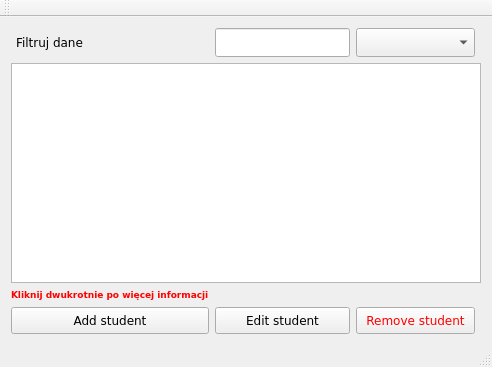
Before: the Qt Designer form Katalog_JIPP_Project/Katalog_JIPP_Project.ui in xpawelek/AcademicRecordsManager, drawn with Qt 5.
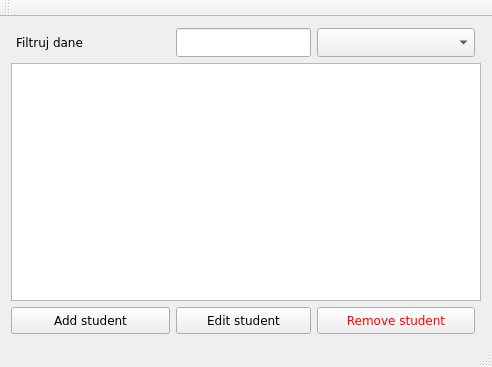
After: the same form once the commit is applied.

Commit message: removing label

The edit to the form file:
```diff
--- a/Katalog_JIPP_Project/Katalog_JIPP_Project.ui
+++ b/Katalog_JIPP_Project/Katalog_JIPP_Project.ui
@@ -33,7 +33,7 @@
         </property>
        </widget>
       </item>
-      <item row="3" column="6">
+      <item row="2" column="6">
        <widget class="QPushButton" name="removeStudent_button">
         <property name="enabled">
          <bool>true</bool>
@@ -65,25 +65,6 @@
        </widget>
       </item>
       <item row="2" column="0">
-       <widget class="QLabel" name="label">
-        <property name="font">
-         <font>
-          <pointsize>7</pointsize>
-          <bold>true</bold>
-         </font>
-        </property>
-        <property name="styleSheet">
-         <string notr="true">color:red; text-weight:bold</string>
-        </property>
-        <property name="text">
-         <string>&lt;span style = 'font-family: verdana; text-weight: 500; font-size: 8'&gt;Kliknij dwukrotnie po więcej informacji&lt;/span&gt;</string>
-        </property>
-        <property name="margin">
-         <number>5</number>
-        </property>
-       </widget>
-      </item>
-      <item row="3" column="0">
        <widget class="QPushButton" name="addStudent_button">
         <property name="sizePolicy">
          <sizepolicy hsizetype="Expanding" vsizetype="Fixed">
@@ -104,27 +85,20 @@
         </property>
        </widget>
       </item>
-      <item row="3" column="1" colspan="5">
-       <widget class="QPushButton" name="editStudent_button">
-        <property name="enabled">
-         <bool>true</bool>
-        </property>
+      <item row="1" column="0" colspan="8">
+       <widget class="QListWidget" name="listWidget">
         <property name="sizePolicy">
-         <sizepolicy hsizetype="Expanding" vsizetype="Fixed">
+         <sizepolicy hsizetype="Expanding" vsizetype="Expanding">
           <horstretch>0</horstretch>
           <verstretch>0</verstretch>
          </sizepolicy>
         </property>
-        <property name="font">
-         <font>
-          <family>Verdana</family>
-         </font>
-        </property>
+       </widget>
+      </item>
+      <item row="0" column="1" colspan="5">
+       <widget class="QLineEdit" name="filtrowanie_lineEdit">
         <property name="styleSheet">
-         <string notr="true">padding:5</string>
-        </property>
-        <property name="text">
-         <string>Edit student</string>
+         <string notr="true">font-family: verdana; padding: 5</string>
         </property>
        </widget>
       </item>
@@ -138,10 +112,27 @@
         </property>
        </widget>
       </item>
-      <item row="0" column="1" colspan="5">
-       <widget class="QLineEdit" name="filtrowanie_lineEdit">
+      <item row="2" column="1" colspan="5">
+       <widget class="QPushButton" name="editStudent_button">
+        <property name="enabled">
+         <bool>true</bool>
+        </property>
+        <property name="sizePolicy">
+         <sizepolicy hsizetype="Expanding" vsizetype="Fixed">
+          <horstretch>0</horstretch>
+          <verstretch>0</verstretch>
+         </sizepolicy>
+        </property>
+        <property name="font">
+         <font>
+          <family>Verdana</family>
+         </font>
+        </property>
         <property name="styleSheet">
-         <string notr="true">font-family: verdana; padding: 5</string>
+         <string notr="true">padding:5</string>
+        </property>
+        <property name="text">
+         <string>Edit student</string>
         </property>
        </widget>
       </item>
```
Left out of the diff: 18 changed lines with no effect on the pictures.
